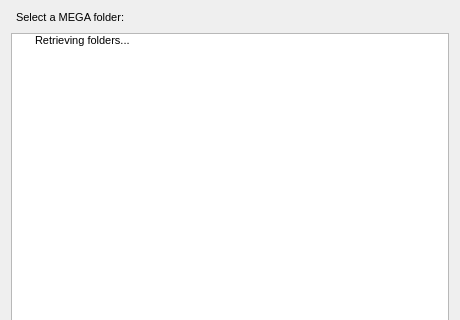
Above: Source/MEGASync/gui/win/NodeSelector.ui from meganz/MEGAsync before the change; both pictures show x 0 to 460 and y 0 to 320 of the 460 by 460 pixel window. Below: the same form after it.
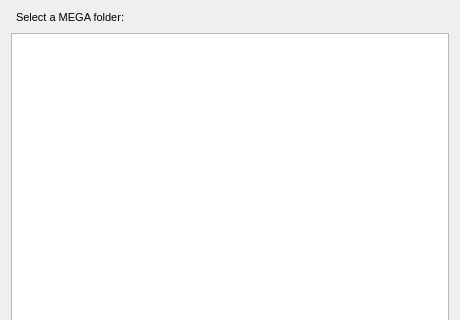
That is the form after the change.

Commit message:
New node selector
New implementation of the node selector using a custom tree model

```diff
--- a/Source/MEGASync/gui/win/NodeSelector.ui
+++ b/Source/MEGASync/gui/win/NodeSelector.ui
@@ -74,26 +74,16 @@
     </widget>
    </item>
    <item>
-    <widget class="QTreeWidget" name="tMegaFolders">
+    <widget class="QTreeView" name="tMegaFolders">
      <property name="autoExpandDelay">
       <number>-1</number>
      </property>
      <property name="animated">
       <bool>true</bool>
      </property>
-     <attribute name="headerVisible">
-      <bool>false</bool>
+     <attribute name="headerDefaultSectionSize">
+      <number>0</number>
      </attribute>
-     <column>
-      <property name="text">
-       <string/>
-      </property>
-     </column>
-     <item>
-      <property name="text">
-       <string>Retrieving folders...</string>
-      </property>
-     </item>
     </widget>
    </item>
    <item>
```
The commit also changes 9 other files.
